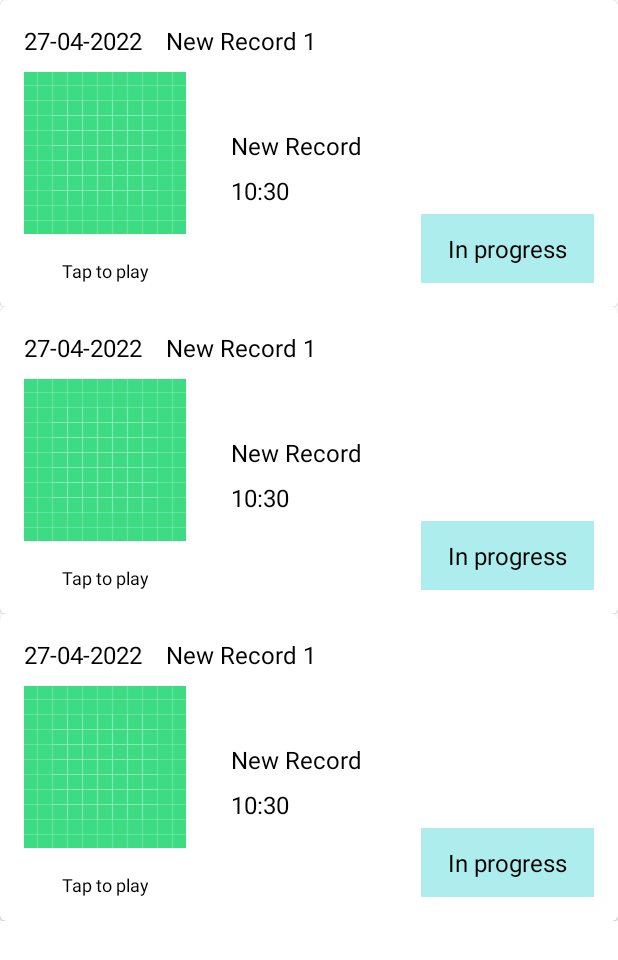
After one commit to wise4rmgod/ReachForHelp, an Android app: the layout cases_fragment.xml on its own in the app's theme, with its tools: preview values and no code run, on a phone screen of 412 x 824 dp. The commit adds this screen. Shown: the top 960 px of the screen. Run offline under Robolectric (Android 15) with nearby library versions, the phone set to English and light mode, and no system bars.

Commit message:
Case Fragment

```diff
--- /dev/null
+++ b/app/src/main/java/com/dev/reachforhelp/ui/dashboard/ui/cases/CasesFragment.kt
@@ -0,0 +1,32 @@
+package com.dev.reachforhelp.ui.dashboard.ui.cases
+
+import androidx.lifecycle.ViewModelProvider
+import android.os.Bundle
+import androidx.fragment.app.Fragment
+import android.view.LayoutInflater
+import android.view.View
+import android.view.ViewGroup
+import com.dev.reachforhelp.R
+
+class CasesFragment : Fragment() {
+
+    companion object {
+        fun newInstance() = CasesFragment()
+    }
+
+    private lateinit var viewModel: CasesViewModel
+
+    override fun onCreateView(
+        inflater: LayoutInflater, container: ViewGroup?,
+        savedInstanceState: Bundle?
+    ): View? {
+        return inflater.inflate(R.layout.cases_fragment, container, false)
+    }
+
+    override fun onActivityCreated(savedInstanceState: Bundle?) {
+        super.onActivityCreated(savedInstanceState)
+        viewModel = ViewModelProvider(this).get(CasesViewModel::class.java)
+        // TODO: Use the ViewModel
+    }
+
+}
--- /dev/null
+++ b/app/src/main/java/com/dev/reachforhelp/ui/dashboard/ui/cases/CasesViewModel.kt
@@ -0,0 +1,7 @@
+package com.dev.reachforhelp.ui.dashboard.ui.cases
+
+import androidx.lifecycle.ViewModel
+
+class CasesViewModel : ViewModel() {
+    // TODO: Implement the ViewModel
+}
--- /dev/null
+++ b/app/src/main/res/layout/cases_fragment.xml
@@ -0,0 +1,20 @@
+<?xml version="1.0" encoding="utf-8"?>
+<androidx.constraintlayout.widget.ConstraintLayout
+    xmlns:android="http://schemas.android.com/apk/res/android"
+    xmlns:app="http://schemas.android.com/apk/res-auto"
+    xmlns:tools="http://schemas.android.com/tools"
+    android:layout_width="match_parent"
+    android:layout_height="match_parent"
+    tools:context=".ui.dashboard.ui.cases.CasesFragment">
+
+
+    <androidx.recyclerview.widget.RecyclerView
+        android:id="@+id/recyclerView_case"
+        android:layout_width="match_parent"
+        android:layout_height="match_parent"
+        app:layout_constraintBottom_toBottomOf="parent"
+        app:layout_constraintEnd_toEndOf="parent"
+        app:layout_constraintStart_toStartOf="parent"
+        app:layout_constraintTop_toTopOf="parent"
+        tools:listitem="@layout/list_item_case" />
+</androidx.constraintlayout.widget.ConstraintLayout>
--- /dev/null
+++ b/app/src/main/res/layout/list_item_case.xml
@@ -0,0 +1,110 @@
+<?xml version="1.0" encoding="utf-8"?>
+<androidx.constraintlayout.widget.ConstraintLayout
+    xmlns:android="http://schemas.android.com/apk/res/android"
+    xmlns:app="http://schemas.android.com/apk/res-auto"
+    xmlns:tools="http://schemas.android.com/tools"
+    android:layout_width="match_parent"
+    android:layout_height="wrap_content">
+
+    <com.google.android.material.card.MaterialCardView
+        android:layout_width="match_parent"
+        android:layout_height="wrap_content"
+        app:layout_constraintEnd_toEndOf="parent"
+        app:layout_constraintStart_toStartOf="parent"
+        app:layout_constraintTop_toTopOf="parent">
+
+        <androidx.constraintlayout.widget.ConstraintLayout
+            android:layout_width="match_parent"
+            android:layout_height="match_parent">
+
+            <TextView
+                android:id="@+id/text_case_date"
+                android:layout_width="wrap_content"
+                android:layout_height="wrap_content"
+                android:layout_marginStart="16dp"
+                android:layout_marginTop="16dp"
+                android:text="27-04-2022"
+                android:textColor="@color/black"
+                android:textSize="16sp"
+                app:layout_constraintStart_toStartOf="parent"
+                app:layout_constraintTop_toTopOf="parent" />
+
+            <TextView
+                android:id="@+id/text_info_title"
+                android:layout_width="wrap_content"
+                android:layout_height="wrap_content"
+                android:layout_marginStart="16dp"
+                android:text="New Record 1"
+                android:textColor="@color/black"
+                android:textSize="16sp"
+                app:layout_constraintBottom_toBottomOf="@+id/text_case_date"
+                app:layout_constraintStart_toEndOf="@+id/text_case_date"
+                app:layout_constraintTop_toTopOf="@+id/text_case_date" />
+
+            <ImageView
+                android:id="@+id/img_case"
+                android:layout_width="wrap_content"
+                android:layout_height="wrap_content"
+                android:layout_marginStart="16dp"
+                android:layout_marginTop="10dp"
+                app:layout_constraintStart_toStartOf="parent"
+                app:layout_constraintTop_toBottomOf="@+id/text_case_date"
+                app:srcCompat="@drawable/ic_launcher_background" />
+
+            <TextView
+                android:id="@+id/txt_case_newRecord"
+                android:layout_width="wrap_content"
+                android:layout_height="wrap_content"
+                android:layout_marginStart="30dp"
+                android:text="New Record"
+                android:textColor="@color/black"
+                android:textSize="16sp"
+                app:layout_constraintBottom_toBottomOf="@+id/img_case"
+                app:layout_constraintStart_toEndOf="@+id/img_case"
+                app:layout_constraintTop_toBottomOf="@+id/text_case_date" />
+
+            <TextView
+                android:id="@+id/txt_case_time"
+                android:layout_width="0dp"
+                android:layout_height="wrap_content"
+                android:layout_marginTop="8dp"
+                android:text="10:30"
+                android:textColor="@color/black"
+                android:textSize="16sp"
+                app:layout_constraintEnd_toEndOf="@+id/txt_case_newRecord"
+                app:layout_constraintStart_toStartOf="@+id/txt_case_newRecord"
+                app:layout_constraintTop_toBottomOf="@+id/txt_case_newRecord" />
+
+            <TextView
+                android:id="@+id/case_tap_toplay"
+                android:layout_width="wrap_content"
+                android:layout_height="wrap_content"
+                android:layout_marginTop="16dp"
+                android:layout_marginBottom="16dp"
+                android:text="Tap to play"
+                android:textColor="@color/black"
+                android:textSize="12sp"
+                app:layout_constraintBottom_toBottomOf="parent"
+                app:layout_constraintEnd_toEndOf="@+id/img_case"
+                app:layout_constraintStart_toStartOf="@+id/img_case"
+                app:layout_constraintTop_toBottomOf="@+id/img_case" />
+
+            <TextView
+                android:id="@+id/textView6"
+                android:layout_width="wrap_content"
+                android:layout_height="wrap_content"
+                android:layout_marginEnd="16dp"
+                android:layout_marginBottom="16dp"
+                android:background="@color/card_btn_color"
+                android:paddingTop="12dp"
+                android:paddingBottom="12dp"
+                android:text="In progress"
+                android:paddingStart="18dp"
+                android:paddingEnd="18dp"
+                android:textColor="@color/black"
+                android:textSize="16sp"
+                app:layout_constraintBottom_toBottomOf="parent"
+                app:layout_constraintEnd_toEndOf="parent" />
+        </androidx.constraintlayout.widget.ConstraintLayout>
+    </com.google.android.material.card.MaterialCardView>
+</androidx.constraintlayout.widget.ConstraintLayout>
--- a/app/src/main/res/values/colors.xml
+++ b/app/src/main/res/values/colors.xml
@@ -7,4 +7,5 @@
     <color name="teal_700">#FF018786</color>
     <color name="black">#FF000000</color>
     <color name="white">#FFFFFFFF</color>
+    <color name="card_btn_color">#6635D2D2</color>
 </resources>
--- a/app/src/main/res/values/strings.xml
+++ b/app/src/main/res/values/strings.xml
@@ -4,4 +4,6 @@
     <string name="title_home">Home</string>
     <string name="title_dashboard">Dashboard</string>
     <string name="title_notifications">Notifications</string>
+    <!-- TODO: Remove or change this placeholder text -->
+    <string name="hello_blank_fragment">Hello blank fragment</string>
 </resources>
```
